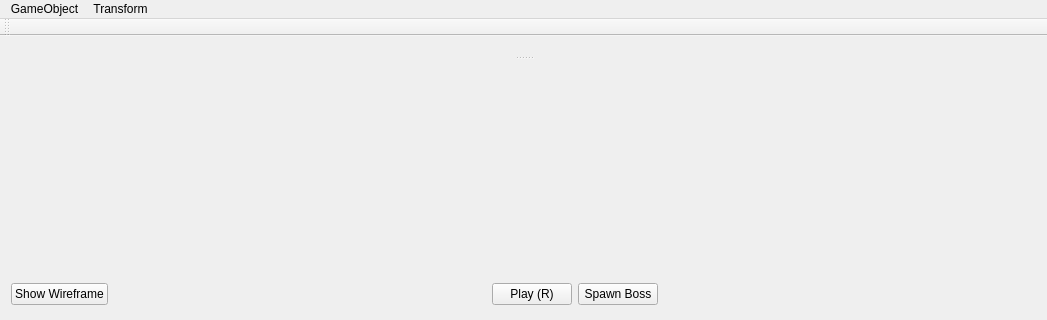
This is mainwindow.ui in FredrikEik/Game_Engine_Architecture as Qt 5 draws it before an edit; both pictures show x 0 to 1047 and y 0 to 320 of the 1047 by 788 pixel window. The edited form follows.
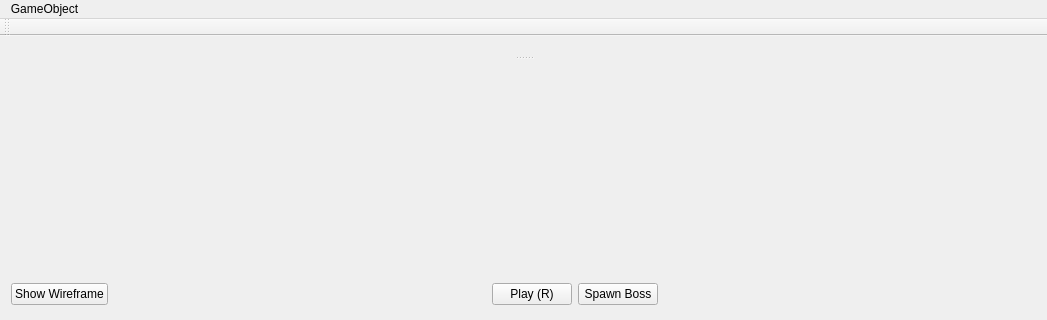
This is the edited form.

Commit message: objekter spawnes i ui

```diff
--- a/mainwindow.ui
+++ b/mainwindow.ui
@@ -113,15 +113,11 @@
     <addaction name="actionAdd_Suzanne"/>
     <addaction name="actionAdd_Goat"/>
     <addaction name="separator"/>
-   </widget>
-   <widget class="QMenu" name="menuTransform">
-    <property name="title">
-     <string>Transform</string>
-    </property>
-    <addaction name="actionRotate_Transform"/>
+    <addaction name="actionAdd_Player"/>
+    <addaction name="actionAdd_Enemy"/>
+    <addaction name="actionAdd_XYZ"/>
    </widget>
    <addaction name="menuGameObject"/>
-   <addaction name="menuTransform"/>
   </widget>
   <widget class="QToolBar" name="mainToolBar">
    <attribute name="toolBarArea">
```
Left out of the diff: 22 changed lines with no effect on the pictures. The commit also changes 4 other files.
